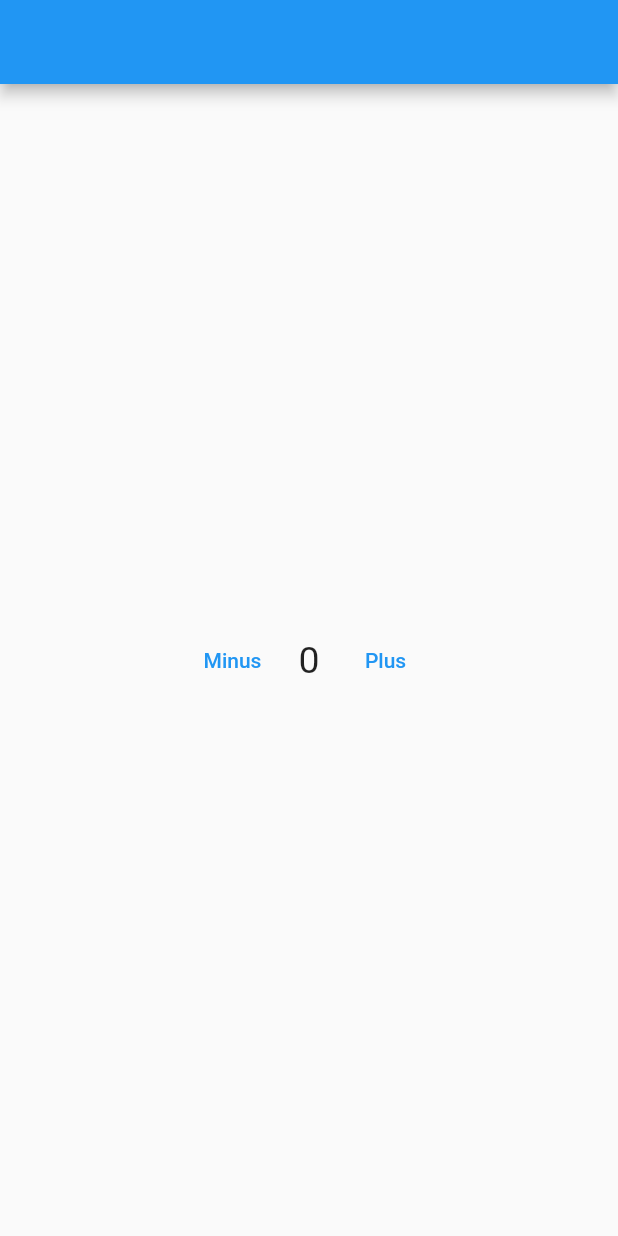
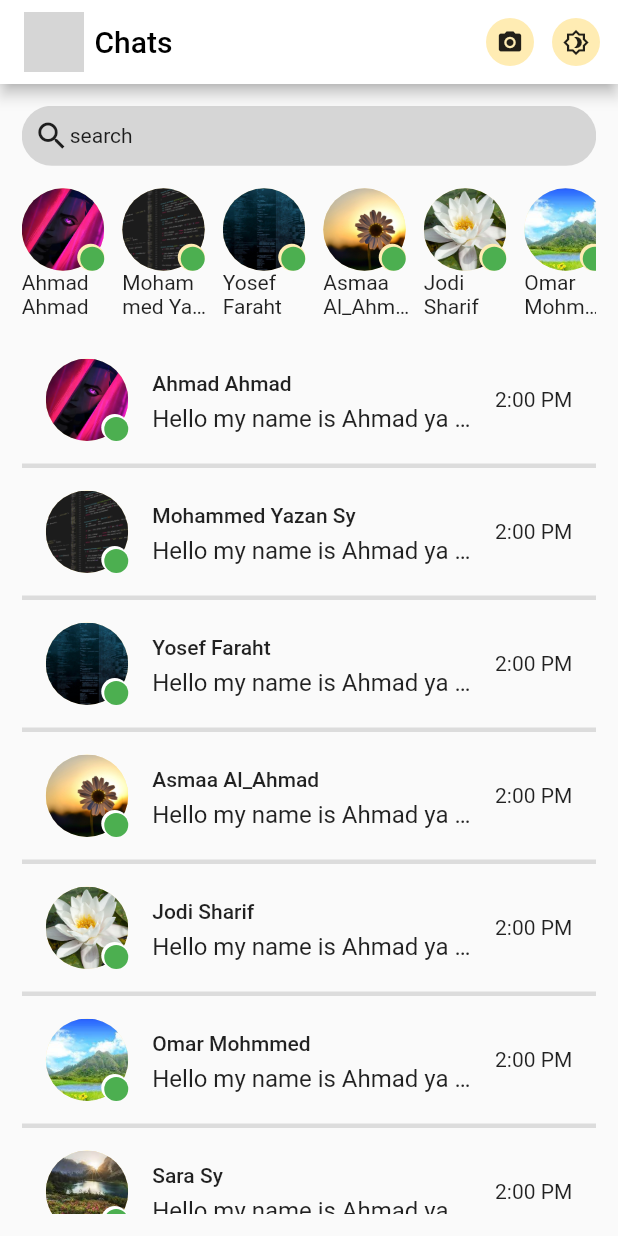
Before and after one commit to HMZKA/flutter_course_october_2022, a Flutter app: the screen it shows after launch, on a phone screen of 412 x 824 dp. Run offline on Flutter 3.47's test engine with Material 2 defaults, Android fonts, the phone set to English and light mode, and no system bars; our stand-ins replace bloc, flutter_bloc; grey boxes are pictures that could not be loaded.

Commit message:
themedata

```diff
--- a/lib/counter_screen.dart
+++ /dev/null
@@ -1,45 +0,0 @@
-import 'package:flutter/material.dart';
-import 'package:flutter_bloc/flutter_bloc.dart';
-import 'package:fluttercourse/cubit.dart';
-import 'package:fluttercourse/states.dart';
-
-class CounterScreen extends StatelessWidget {
-  @override
-  Widget build(BuildContext context) {
-    return BlocProvider(
-      create: (context) => AppCubit(),
-      child: BlocConsumer<AppCubit, AppStates>(
-          listener: (context, state) {},
-          builder: (context, state) {
-            var cubit = AppCubit().get(context);
-            return Scaffold(
-              appBar: AppBar(),
-              body: Center(
-                child: Row(
-                  mainAxisAlignment: MainAxisAlignment.center,
-                  children: [
-                    TextButton(
-                        onPressed: () {
-                          cubit.countMinus();
-                        },
-                        child: Text('Minus')),
-                    Padding(
-                      padding: const EdgeInsets.symmetric(horizontal: 12),
-                      child: Text(
-                        '${cubit.count}',
-                        style: TextStyle(fontSize: 25),
-                      ),
-                    ),
-                    TextButton(
-                        onPressed: () {
-                          cubit.countPlus();
-                        },
-                        child: Text('Plus')),
-                  ],
-                ),
-              ),
-            );
-          }),
-    );
-  }
-}
--- a/lib/cubit.dart
+++ b/lib/cubit.dart
@@ -5,15 +5,9 @@ import 'package:fluttercourse/states.dart';
 class AppCubit extends Cubit<AppStates> {
   AppCubit() : super(AppInitState());
   AppCubit get(context) => BlocProvider.of(context);
-  int count = 0;
-
-  countMinus() {
-    count--;
-    emit(AppCountMinusState());
-  }
-
-  countPlus() {
-    count++;
-    emit(AppCountPlusState());
+  bool isDark = false;
+  changeTheme() {
+    isDark = !isDark;
+    emit(AppChangeThemeModeState());
   }
 }
--- a/lib/main.dart
+++ b/lib/main.dart
@@ -1,6 +1,10 @@
 import 'package:flutter/cupertino.dart';
 import 'package:flutter/material.dart';
-import 'package:fluttercourse/counter_screen.dart';
+import 'package:flutter_bloc/flutter_bloc.dart';
+import 'package:fluttercourse/cubit.dart';
+
+import 'package:fluttercourse/messenger_screen.dart';
+import 'package:fluttercourse/states.dart';
 
 void main() {
   runApp(MyApp());
@@ -9,7 +13,31 @@ void main() {
 class MyApp extends StatelessWidget {
   @override
   Widget build(BuildContext context) {
-    return MaterialApp(
-        debugShowCheckedModeBanner: false, home: CounterScreen());
+    return BlocProvider(
+      create: (context) => AppCubit(),
+      child: BlocConsumer<AppCubit, AppStates>(
+        listener: (context, state) {},
+        builder: (context, state) => MaterialApp(
+            debugShowCheckedModeBanner: false,
+            home: MessengerScreen(),
+            theme: ThemeData(
+                primarySwatch: Colors.amber,
+                appBarTheme: AppBarTheme(
+                  backgroundColor: Colors.white,
+                  foregroundColor: Colors.black,
+                )),
+            darkTheme: ThemeData(
+                scaffoldBackgroundColor: Colors.grey[800],
+                primarySwatch: Colors.blueGrey,
+                appBarTheme: AppBarTheme(backgroundColor: Colors.grey[700]),
+                textTheme: TextTheme(
+                    bodyText1: TextStyle(fontSize: 18, color: Colors.white),
+                    bodyText2: TextStyle(color: Colors.white),
+                    subtitle1: TextStyle(color: Colors.grey))),
+            themeMode: AppCubit().get(context).isDark
+                ? ThemeMode.dark
+                : ThemeMode.light),
+      ),
+    );
   }
 }
--- /dev/null
+++ b/lib/messenger_screen.dart
@@ -0,0 +1,180 @@
+import 'package:flutter/material.dart';
+import 'package:flutter_bloc/flutter_bloc.dart';
+import 'package:fluttercourse/cubit.dart';
+import 'package:fluttercourse/states.dart';
+import 'package:fluttercourse/users.dart';
+
+class MessengerScreen extends StatelessWidget {
+  const MessengerScreen({Key? key}) : super(key: key);
+
+  @override
+  Widget build(BuildContext context) {
+    return BlocConsumer<AppCubit, AppStates>(
+      listener: (context, state) {},
+      builder: (context, state) => Scaffold(
+        appBar: AppBar(
+          title: Row(
+            children: [
+              CircleAvatar(
+                backgroundColor: Colors.blue,
+                backgroundImage: AssetImage('images/cat.jfif'),
+              ),
+              SizedBox(
+                width: 7,
+              ),
+              Text('Chats')
+            ],
+          ),
+          actions: [
+            CircleAvatar(
+              radius: 16,
+              child: Icon(
+                Icons.camera_alt,
+                size: 18,
+              ),
+            ),
+            SizedBox(
+              width: 12,
+            ),
+            GestureDetector(
+              onTap: () {
+                AppCubit().get(context).changeTheme();
+              },
+              child: CircleAvatar(
+                radius: 16,
+                child: Icon(
+                  Icons.brightness_4_outlined,
+                  size: 18,
+                ),
+              ),
+            ),
+            SizedBox(
+              width: 12,
+            )
+          ],
+        ),
+        body: Padding(
+          padding: const EdgeInsets.all(14.5),
+          child: SingleChildScrollView(
+            physics: BouncingScrollPhysics(),
+            child: Column(
+              crossAxisAlignment: CrossAxisAlignment.start,
+              children: [
+                InkWell(
+                  onTap: () {},
+                  child: Container(
+                    padding: EdgeInsets.all(8),
+                    width: double.infinity,
+                    decoration: BoxDecoration(
+                        color: Colors.grey[350],
+                        borderRadius: BorderRadius.circular(20)),
+                    child: Row(
+                      children: [Icon(Icons.search), Text('search')],
+                    ),
+                  ),
+                ),
+                SizedBox(
+                  height: 15,
+                ),
+                SizedBox(
+                  height: 90,
+                  child: ListView.separated(
+                    scrollDirection: Axis.horizontal,
+                    separatorBuilder: (context, index) => SizedBox(
+                      width: 7,
+                    ),
+                    itemBuilder: (context, index) =>
+                        buildStoryItem(users[index], context),
+                    itemCount: users.length,
+                  ),
+                ),
+                SizedBox(
+                  height: 15,
+                ),
+                ListView.separated(
+                    physics: NeverScrollableScrollPhysics(),
+                    shrinkWrap: true,
+                    itemBuilder: (context, index) =>
+                        buildChatItem(users[index], context),
+                    separatorBuilder: (context, index) => Divider(
+                          thickness: 3,
+                        ),
+                    itemCount: users.length)
+              ],
+            ),
+          ),
+        ),
+      ),
+    );
+  }
+
+  Widget buildChatItem(model, context) => ListTile(
+        trailing: Text('2:00 PM'),
+        subtitle: Text(
+          'Hello my name is Ahmad ya 3omri',
+          maxLines: 1,
+          overflow: TextOverflow.ellipsis,
+          style: Theme.of(context).textTheme.subtitle1,
+        ),
+        title: Padding(
+          padding: const EdgeInsets.only(bottom: 6.0),
+          child: Text(
+            '${model['name']} ',
+            maxLines: 1,
+            overflow: TextOverflow.ellipsis,
+            style: Theme.of(context).textTheme.bodyText1,
+          ),
+        ),
+        onTap: () {},
+        leading: Stack(
+          alignment: AlignmentDirectional.bottomEnd,
+          children: [
+            CircleAvatar(
+              radius: 27.5,
+              backgroundImage: AssetImage('${model['image']}'),
+            ),
+            CircleAvatar(
+              backgroundColor: Colors.white,
+              radius: 9,
+            ),
+            CircleAvatar(
+              radius: 8,
+              backgroundColor: Colors.green,
+            )
+          ],
+        ),
+      );
+  Widget buildStoryItem(model, context) => SizedBox(
+        width: 60,
+        child: Expanded(
+          child: Column(
+            crossAxisAlignment: CrossAxisAlignment.start,
+            children: [
+              Stack(
+                alignment: AlignmentDirectional.bottomEnd,
+                children: [
+                  CircleAvatar(
+                    radius: 27.5,
+                    backgroundImage: AssetImage('${model['image']}'),
+                  ),
+                  CircleAvatar(
+                    // backgroundColor: Colors.white,
+                    radius: 9,
+                  ),
+                  CircleAvatar(
+                    radius: 8,
+                    backgroundColor: Colors.green,
+                  )
+                ],
+              ),
+              Text(
+                '${model['name']}',
+                maxLines: 2,
+                overflow: TextOverflow.ellipsis,
+                style: Theme.of(context).textTheme.bodyText2,
+              )
+            ],
+          ),
+        ),
+      );
+}
--- a/lib/states.dart
+++ b/lib/states.dart
@@ -2,6 +2,4 @@ abstract class AppStates {}
 
 class AppInitState extends AppStates {}
 
-class AppCountPlusState extends AppStates {}
-
-class AppCountMinusState extends AppStates {}
+class AppChangeThemeModeState extends AppStates {}
--- /dev/null
+++ b/lib/users.dart
@@ -0,0 +1,12 @@
+List users = [
+  {'name': 'Ahmad Ahmad', 'image': 'images/wp.jpg'},
+  {'name': 'Mohammed Yazan Sy', 'image': 'images/code.jpg'},
+  {'name': 'Yosef Faraht', 'image': 'images/codep.jpg'},
+  {'name': 'Asmaa Al_Ahmad', 'image': 'images/flower.jpg'},
+  {'name': 'Jodi Sharif', 'image': 'images/flowerw.jpg'},
+  {'name': 'Omar Mohmmed', 'image': 'images/lake.jpg'},
+  {'name': 'Sara Sy', 'image': 'images/nature.jpg'},
+  {'name': 'Mahmmoud Kassab', 'image': 'images/moon.jpg'},
+  {'name': 'Kinan AlMasri', 'image': 'images/moonf.jpg'},
+  {'name': 'Maher Khaled', 'image': 'images/route.jpg'},
+];
```
